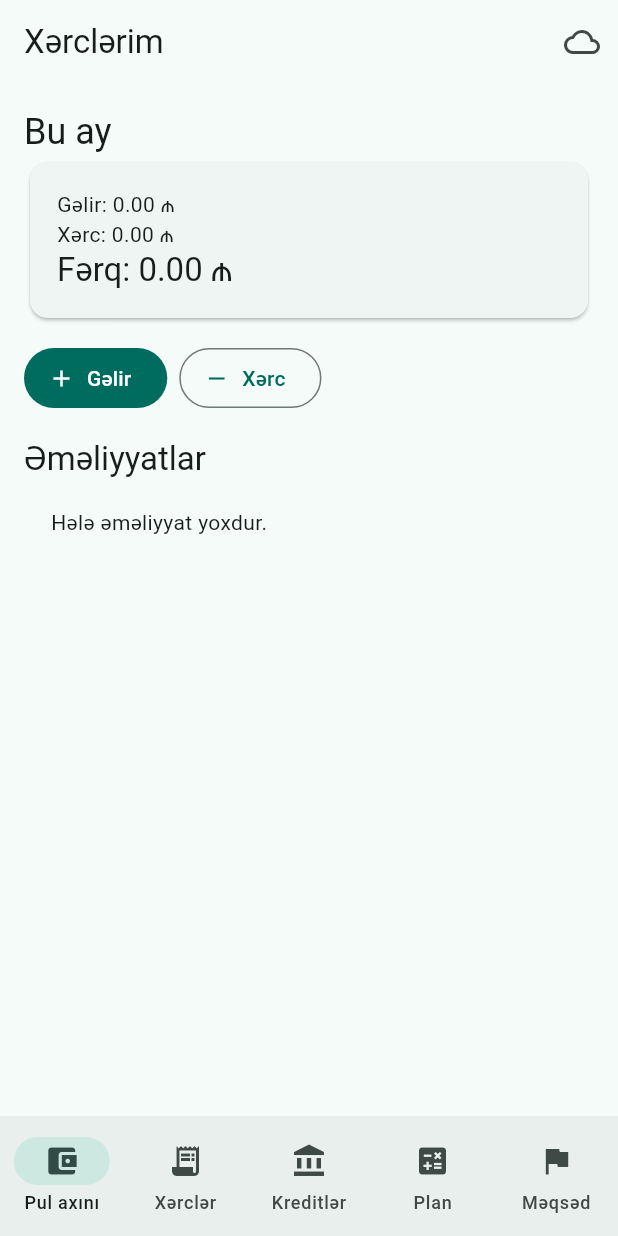
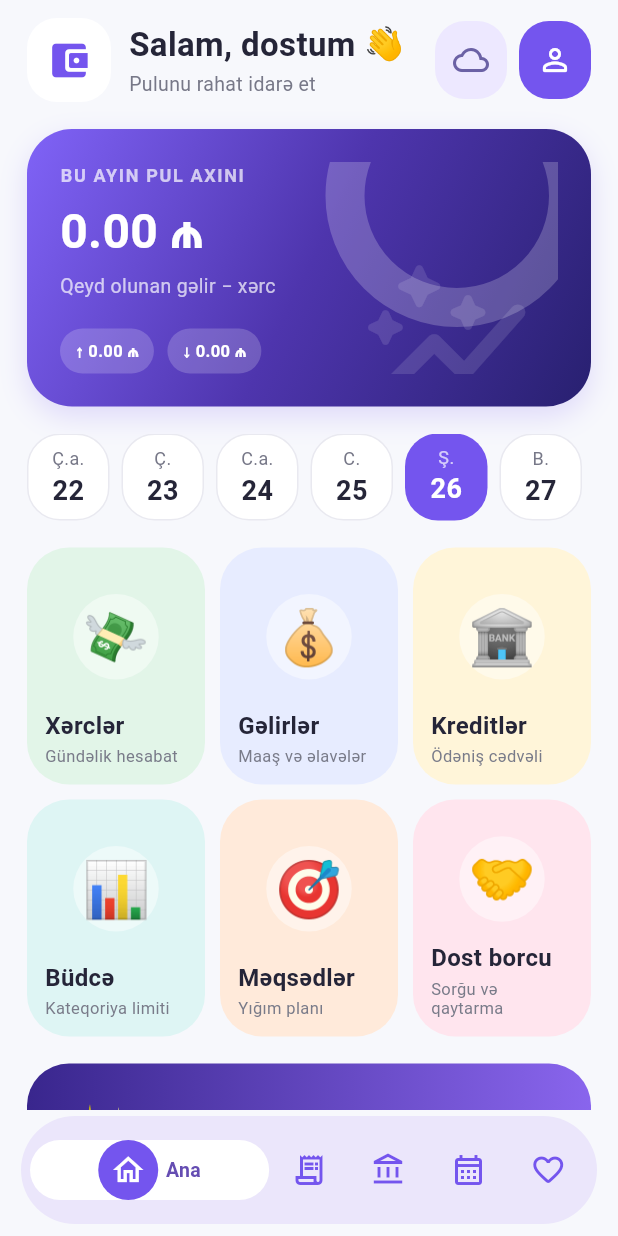
Before and after one commit to vusalaze44/Xerclerim, a Flutter app: the screen it shows after launch, on a phone screen of 412 x 824 dp. Run offline on Flutter 3.47's test engine with Material 3 defaults, Android fonts, the phone set to English and light mode, and no system bars; our stand-ins replace cloud_firestore, cloud_functions, firebase_auth, firebase_core, google_sign_in, sqflite; missing offline and left inert: firebase_app_check; accounts and stored records are empty.

Commit message:
Build reference-inspired guest dashboard and authenticated friend debts

```diff
--- a/mobile/lib/features/backup/backup_page.dart
+++ b/mobile/lib/features/backup/backup_page.dart
@@ -3,6 +3,7 @@ import 'package:flutter/material.dart';
 import '../transactions/local_ledger.dart';
 import 'cloud_backup.dart';
 import 'google_backup_auth.dart';
+import 'account_entry.dart';
 
 class BackupPage extends StatefulWidget {
   const BackupPage({super.key, required this.ledger, required this.ownerUid,
@@ -103,9 +104,9 @@ class _BackupPageState extends State<BackupPage> {
       if (!widget.firebaseReady) const Card(child: Padding(padding: EdgeInsets.all(16),
         child: Text('Firebase layihəsi hələ qoşulmayıb. Lokal məlumatlar cihazda qalır.')))
       else if (widget.ownerUid == null) ...[
-        const Text('Google hesabına daxil olduqda hesab üçün ayrıca lokal məlumat sahəsi açılır. Qonaq məlumatlarını sonra əl ilə köçürə bilərsiniz.'),
+        const Text('Girişsiz qeydləriniz işləməyə davam edir. Google hesabı yalnız yedək üçün lazımdır. Girişdə qonaq qeydlərini hesaba köçürməyi seçə bilərsiniz.'),
         FilledButton.icon(onPressed: busy ? null : () => _perform(() async {
-          await GoogleBackupAuth.signIn();
+          await signInWithGuestContinuity(context, widget.ledger);
           if (mounted) Navigator.pop(context);
         }), icon: const Icon(Icons.login), label: const Text('Google ilə daxil ol')),
       ] else ...[
--- /dev/null
+++ b/mobile/lib/features/dashboard/home_dashboard.dart
@@ -0,0 +1,195 @@
+import 'package:flutter/material.dart';
+import '../../core/money.dart';
+import '../transactions/transaction.dart';
+import 'summary.dart';
+
+const dashboardPurple = Color(0xff7455ee);
+const dashboardInk = Color(0xff252538);
+
+class HomeDashboard extends StatefulWidget {
+  const HomeDashboard({super.key, required this.entries, required this.name,
+    required this.onBackup, required this.onIncome, required this.onExpense,
+    required this.onLoans, required this.onBudget, required this.onGoals,
+    required this.onPlan, required this.onDebts});
+  final List<LedgerEntry> entries;
+  final String? name;
+  final VoidCallback onBackup;
+  final VoidCallback onIncome;
+  final VoidCallback onExpense;
+  final VoidCallback onLoans;
+  final VoidCallback onBudget;
+  final VoidCallback onGoals;
+  final VoidCallback onPlan;
+  final VoidCallback onDebts;
+  @override
+  State<HomeDashboard> createState() => _HomeDashboardState();
+}
+
+class _HomeDashboardState extends State<HomeDashboard> {
+  DateTime selectedDate = DateTime.now();
+  static const weekdays = ['B.e.', 'Ç.a.', 'Ç.', 'C.a.', 'C.', 'Ş.', 'B.'];
+  @override
+  Widget build(BuildContext context) {
+    final now = DateTime.now();
+    final summary = MonthlySummary.from(widget.entries, now);
+    final greeting = widget.name?.trim().split(' ').first;
+    final dayEntries = widget.entries.where((entry) =>
+      entry.occurredAt.year == selectedDate.year &&
+      entry.occurredAt.month == selectedDate.month &&
+      entry.occurredAt.day == selectedDate.day).toList();
+    return ColoredBox(color: const Color(0xfff7f8fc), child: SafeArea(
+      bottom: false,
+      child: ListView(padding: const EdgeInsets.fromLTRB(18, 12, 18, 22), children: [
+        Row(children: [
+          Container(width: 56, height: 56,
+            decoration: BoxDecoration(color: Colors.white, borderRadius: BorderRadius.circular(20)),
+            child: const Icon(Icons.account_balance_wallet_rounded, color: dashboardPurple, size: 30)),
+          const SizedBox(width: 12),
+          Expanded(child: Column(crossAxisAlignment: CrossAxisAlignment.start, children: [
+            Text('Salam, ${greeting == null || greeting.isEmpty ? 'dostum' : greeting} 👋',
+              maxLines: 1, overflow: TextOverflow.ellipsis,
+              style: const TextStyle(fontSize: 22, fontWeight: FontWeight.w700, color: dashboardInk)),
+            const Text('Pulunu rahat idarə et', style: TextStyle(fontSize: 13, color: Color(0xff777888))),
+          ])),
+          _headerAction(Icons.cloud_outlined, widget.onBackup, light: true, tooltip: 'Google yedəyi'),
+          const SizedBox(width: 8),
+          _headerAction(Icons.person_outline_rounded, widget.onBackup, light: false, tooltip: 'Hesab'),
+        ]),
+        const SizedBox(height: 18),
+        _hero(summary),
+        const SizedBox(height: 18),
+        SizedBox(height: 58, child: ListView.separated(
+          scrollDirection: Axis.horizontal, itemCount: 9,
+          separatorBuilder: (_, __) => const SizedBox(width: 8),
+          itemBuilder: (context, index) {
+            final date = DateTime(now.year, now.month, now.day + index - 4);
+            final selected = date.year == selectedDate.year &&
+              date.month == selectedDate.month && date.day == selectedDate.day;
+            return InkWell(onTap: () => setState(() => selectedDate = date),
+              borderRadius: BorderRadius.circular(22),
+              child: Container(width: 55, padding: const EdgeInsets.symmetric(vertical: 7),
+                decoration: BoxDecoration(
+                  color: selected ? dashboardPurple : Colors.white,
+                  borderRadius: BorderRadius.circular(22),
+                  border: selected ? null : Border.all(color: const Color(0xffe9e9f0))),
+                child: Column(children: [
+                  Text(weekdays[date.weekday - 1], style: TextStyle(fontSize: 12,
+                    color: selected ? Colors.white70 : const Color(0xff777888))),
+                  Text('${date.day}', style: TextStyle(fontSize: 18, fontWeight: FontWeight.w600,
+                    color: selected ? Colors.white : dashboardInk)),
+                ])));
+          },
+        )),
+        const SizedBox(height: 18),
+        LayoutBuilder(builder: (context, constraints) {
+          final columns = constraints.maxWidth < 330 ? 2 : 3;
+          final cardWidth = (constraints.maxWidth - (columns - 1) * 10) / columns;
+          return GridView.count(shrinkWrap: true, physics: const NeverScrollableScrollPhysics(),
+            crossAxisCount: columns, mainAxisSpacing: 10, crossAxisSpacing: 10,
+            childAspectRatio: cardWidth / (columns == 3 ? 158 : 166),
+            children: [
+              _tile('Xərclər', 'Gündəlik hesabat', '💸', const Color(0xffe2f5e8), widget.onExpense),
+              _tile('Gəlirlər', 'Maaş və əlavələr', '💰', const Color(0xffe7ecff), widget.onIncome),
+              _tile('Kreditlər', 'Ödəniş cədvəli', '🏦', const Color(0xfffff5d9), widget.onLoans),
+              _tile('Büdcə', 'Kateqoriya limiti', '📊', const Color(0xffdef5f4), widget.onBudget),
+              _tile('Məqsədlər', 'Yığım planı', '🎯', const Color(0xffffeada), widget.onGoals),
+              _tile('Dost borcu', 'Sorğu və qaytarma', '🤝', const Color(0xffffe5ee), widget.onDebts),
+            ],
+          );
+        }),
+        const SizedBox(height: 18),
+        InkWell(onTap: widget.onPlan, borderRadius: BorderRadius.circular(28), child: Container(
+          height: 104, padding: const EdgeInsets.all(20),
+          decoration: BoxDecoration(borderRadius: BorderRadius.circular(28),
+            gradient: const LinearGradient(colors: [Color(0xff39268d), Color(0xff8965ed)])),
+          child: Row(children: [
+            const Text('✨', style: TextStyle(fontSize: 44)),
+            const SizedBox(width: 16),
+            const Expanded(child: Column(crossAxisAlignment: CrossAxisAlignment.start,
+              mainAxisAlignment: MainAxisAlignment.center, children: [
+                Text('Alım, yoxsa almayım?', style: TextStyle(color: Colors.white,
+                  fontSize: 18, fontWeight: FontWeight.bold)),
+                Text('Gələcək pul axınını müqayisə et',
+                  style: TextStyle(color: Colors.white70, fontSize: 12)),
+              ])),
+            const Icon(Icons.arrow_forward_ios, color: Colors.white, size: 18),
+          ]))),
+        const SizedBox(height: 18),
+        Text('${selectedDate.day}.${selectedDate.month} əməliyyatları',
+          style: const TextStyle(fontSize: 18, fontWeight: FontWeight.w700, color: dashboardInk)),
+        if (dayEntries.isEmpty) const Padding(padding: EdgeInsets.all(14),
+          child: Text('Bu tarixdə qeyd yoxdur.', style: TextStyle(color: Color(0xff777888)))),
+        for (final entry in dayEntries.take(4)) ListTile(
+          contentPadding: const EdgeInsets.symmetric(horizontal: 4),
+          leading: CircleAvatar(backgroundColor: const Color(0xffefebff),
+            child: Icon(entry.kind == EntryKind.income ? Icons.south_west : Icons.north_east,
+              color: dashboardPurple)),
+          title: Text(entry.category),
+          subtitle: entry.note.isEmpty ? null : Text(entry.note, maxLines: 1, overflow: TextOverflow.ellipsis),
+          trailing: Text('${entry.kind == EntryKind.income ? '+' : '-'}${Money.format(entry.amountQepik)}',
+            style: const TextStyle(fontWeight: FontWeight.w600)),
+        ),
+      ]),
+    ));
+  }
+
+  Widget _headerAction(IconData icon, VoidCallback onTap, {required bool light, required String tooltip}) =>
+    Tooltip(message: tooltip, child: InkWell(onTap: onTap, borderRadius: BorderRadius.circular(20),
+      child: Container(width: 48, height: 52,
+        decoration: BoxDecoration(borderRadius: BorderRadius.circular(20),
+          color: light ? const Color(0xffede8ff) : dashboardPurple),
+        child: Icon(icon, color: light ? const Color(0xff6b61a5) : Colors.white))));
+
+  Widget _hero(MonthlySummary summary) => Container(
+    height: 185, padding: const EdgeInsets.all(22),
+    decoration: BoxDecoration(borderRadius: BorderRadius.circular(30),
+      boxShadow: const [BoxShadow(color: Color(0x307556ee), blurRadius: 16, offset: Offset(0, 7))],
+      gradient: const LinearGradient(begin: Alignment.topLeft, end: Alignment.bottomRight,
+        colors: [Color(0xff8063f7), Color(0xff4e35ad), Color(0xff282070)])),
+    child: Stack(children: [
+      Positioned(right: -20, top: -65, child: Container(width: 175, height: 175,
+        decoration: BoxDecoration(shape: BoxShape.circle,
+          border: Border.all(color: const Color(0x35ffffff), width: 26)))),
+      Positioned(right: 15, bottom: -34, child: Icon(Icons.auto_graph_rounded,
+        size: 120, color: Colors.white.withValues(alpha: 0.12))),
+      Column(crossAxisAlignment: CrossAxisAlignment.start, children: [
+        const Text('BU AYIN PUL AXINI', style: TextStyle(color: Colors.white70, fontSize: 12,
+          fontWeight: FontWeight.w600, letterSpacing: 1.1)),
+        const SizedBox(height: 6),
+        Text(Money.format(summary.balanceQepik), style: const TextStyle(color: Colors.white,
+          fontSize: 32, fontWeight: FontWeight.bold)),
+        const SizedBox(height: 4),
+        const Text('Qeyd olunan gəlir − xərc', style: TextStyle(color: Colors.white70, fontSize: 13)),
+        const Spacer(),
+        Wrap(spacing: 9, runSpacing: 6, children: [
+          _heroChip('↑ ${Money.format(summary.incomeQepik)}'),
+          _heroChip('↓ ${Money.format(summary.expenseQepik)}'),
+        ]),
+      ]),
+    ]),
+  );
+
+  Widget _heroChip(String text) => Container(
+    padding: const EdgeInsets.symmetric(horizontal: 10, vertical: 7),
+    decoration: BoxDecoration(color: const Color(0x30ffffff), borderRadius: BorderRadius.circular(18)),
+    child: Text(text, style: const TextStyle(color: Colors.white, fontSize: 11,
+      fontWeight: FontWeight.w600)));
+
+  Widget _tile(String title, String subtitle, String emoji, Color color, VoidCallback onTap) =>
+    Material(color: color, borderRadius: BorderRadius.circular(28),
+      child: InkWell(onTap: onTap, borderRadius: BorderRadius.circular(28),
+        child: Padding(padding: const EdgeInsets.all(12), child: Column(
+          crossAxisAlignment: CrossAxisAlignment.start, children: [
+            Expanded(child: Center(child: Container(width: 57, height: 57,
+              decoration: BoxDecoration(color: Colors.white.withValues(alpha: 0.45),
+                shape: BoxShape.circle),
+              alignment: Alignment.center,
+              child: Text(emoji, style: const TextStyle(fontSize: 36))))),
+            Text(title, maxLines: 1, overflow: TextOverflow.ellipsis,
+              style: const TextStyle(color: dashboardInk, fontSize: 16,
+                fontWeight: FontWeight.w700)),
+            const SizedBox(height: 3),
+            Text(subtitle, maxLines: 2, overflow: TextOverflow.ellipsis,
+              style: const TextStyle(color: Color(0xff797b89), fontSize: 11, height: 1.2)),
+          ]))));
+}
--- a/mobile/lib/main.dart
+++ b/mobile/lib/main.dart
@@ -1,8 +1,10 @@
 import 'package:flutter/material.dart';
 import 'package:firebase_core/firebase_core.dart';
 import 'package:firebase_auth/firebase_auth.dart';
+import 'package:firebase_app_check/firebase_app_check.dart';
+import 'package:flutter/foundation.dart';
 import 'core/money.dart';
-import 'features/dashboard/summary.dart';
+import 'features/dashboard/home_dashboard.dart';
 import 'features/transactions/local_ledger.dart';
 import 'features/transactions/transaction.dart';
 import 'features/loans/loans_page.dart';
@@ -11,11 +13,20 @@ import 'features/expenses/expense_report.dart';
 import 'features/planning/planning_page.dart';
 import 'features/goals/goals_page.dart';
 import 'features/backup/backup_page.dart';
+import 'features/backup/account_entry.dart';
+import 'features/debts/debts_page.dart';
 
 Future<void> main() async {
   WidgetsFlutterBinding.ensureInitialized();
   var firebaseReady = false;
-  try { await Firebase.initializeApp(); firebaseReady = true; }
+  try {
+    await Firebase.initializeApp();
+    await FirebaseAppCheck.instance.activate(
+      androidProvider: kDebugMode ? AndroidProvider.debug : AndroidProvider.playIntegrity,
+      appleProvider: kDebugMode ? AppleProvider.debug : AppleProvider.appAttest,
+    );
+    firebaseReady = true;
+  }
   catch (_) { /* The local app remains usable before Firebase is configured. */ }
   runApp(XerclerimApp(firebaseReady: firebaseReady));
 }
@@ -26,8 +37,11 @@ class XerclerimApp extends StatelessWidget {
   @override
   Widget build(BuildContext context) => MaterialApp(
     title: 'Xərclərim', debugShowCheckedModeBanner: false,
-    theme: ThemeData(colorSchemeSeed: const Color(0xff136f63), useMaterial3: true),
-    darkTheme: ThemeData(colorSchemeSeed: const Color(0xff136f63), brightness: Brightness.dark, useMaterial3: true),
+    theme: ThemeData(colorSchemeSeed: dashboardPurple,
+      scaffoldBackgroundColor: const Color(0xfff7f8fc),
+      useMaterial3: true),
+    darkTheme: ThemeData(colorSchemeSeed: dashboardPurple,
+      brightness: Brightness.dark, useMaterial3: true),
     home: firebaseReady ? StreamBuilder<User?>(
       stream: FirebaseAuth.instance.authStateChanges(),
       builder: (context, snapshot) {
@@ -113,55 +127,96 @@ class _LedgerPageState extends State<LedgerPage> {
     } finally { amount.dispose(); note.dispose(); }
   }
 
+  void _selectTab(int value) {
+    setState(() => selectedTab = value);
+    _load();
+  }
+
+  void _openBackup() => Navigator.push(context, MaterialPageRoute<void>(
+    builder: (context) => BackupPage(ledger: ledger, ownerUid: widget.ownerUid,
+      firebaseReady: widget.firebaseReady, onRefresh: _load,
+      email: widget.firebaseReady ? FirebaseAuth.instance.currentUser?.email : null)));
+
+  Future<void> _openDebts() async {
+    if (!widget.firebaseReady) {
+      ScaffoldMessenger.of(context).showSnackBar(const SnackBar(content: Text('Dost sorğusu üçün Firebase və App Check quraşdırılmalıdır.')));
+      return;
+    }
+    var uid = widget.ownerUid;
+    if (uid == null) {
+      final signIn = await showDialog<bool>(context: context, builder: (dialog) => AlertDialog(
+        title: const Text('Dost sorğusu üçün giriş'),
+        content: const Text('Xərc, gəlir və digər lokal əməliyyatlara girişsiz davam edə bilərsiniz. Dost sorğusunu qarşılıqlı təsdiqləmək üçün Google hesabı tələb olunur.'),
+        actions: [TextButton(onPressed: () => Navigator.pop(dialog, false), child: const Text('Sonra')),
+          FilledButton(onPressed: () => Navigator.pop(dialog, true), child: const Text('Google ilə daxil ol'))],
+      ));
+      if (signIn != true || !mounted) return;
+      try { uid = (await signInWithGuestContinuity(context, ledger))?.uid; }
+      catch (_) {
+        if (mounted) ScaffoldMessenger.of(context).showSnackBar(const SnackBar(content: Text('Google girişi tamamlanmadı.')));
+        return;
+      }
+    }
+    if (uid != null && mounted) Navigator.push(context, MaterialPageRoute<void>(builder: (_) => DebtsPage(uid: uid!)));
+  }
+
   @override
-  Widget build(BuildContext context) {
-    final summary = MonthlySummary.from(entries, DateTime.now());
-    return Scaffold(
-      bottomNavigationBar: NavigationBar(selectedIndex: selectedTab,
-        onDestinationSelected: (value) {
-          setState(() => selectedTab = value);
-          if (value != 1) _load();
-        },
-        destinations: const [NavigationDestination(icon: Icon(Icons.account_balance_wallet), label: 'Pul axını'),
-          NavigationDestination(icon: Icon(Icons.receipt_long), label: 'Xərclər'),
-          NavigationDestination(icon: Icon(Icons.account_balance), label: 'Kreditlər'),
-          NavigationDestination(icon: Icon(Icons.calculate), label: 'Plan'),
-          NavigationDestination(icon: Icon(Icons.flag), label: 'Məqsəd')]),
-      body: selectedTab == 4 ? GoalsPage(ledger: ledger) :
-        selectedTab == 3 ? PlanningPage(entries: entries) :
-        selectedTab == 2 ? LoansPage(ledger: ledger) :
-        selectedTab == 1 ? ExpensesPage(ledger: ledger, entries: entries,
-          onAddExpense: () => _add(EntryKind.expense), onRefresh: _load) : Scaffold(
-      appBar: AppBar(title: const Text('Xərclərim'), actions: [
-        IconButton(tooltip: 'Google yedəyi', icon: const Icon(Icons.cloud_outlined),
-          onPressed: () => Navigator.push(context, MaterialPageRoute<void>(
-            builder: (context) => BackupPage(ledger: ledger, ownerUid: widget.ownerUid,
-              firebaseReady: widget.firebaseReady, onRefresh: _load,
-              email: widget.firebaseReady ? FirebaseAuth.instance.currentUser?.email : null))),
-      ]),
-      body: error != null ? Center(child: Text(error!)) : ListView(padding: const EdgeInsets.all(16), children: [
-        Text('Bu ay', style: Theme.of(context).textTheme.headlineSmall),
-        Card(child: Padding(padding: const EdgeInsets.all(18), child: Column(
-          crossAxisAlignment: CrossAxisAlignment.start, children: [
-          Text('Gəlir: ${Money.format(summary.incomeQepik)}'),
-          Text('Xərc: ${Money.format(summary.expenseQepik)}'),
-          Text('Fərq: ${Money.format(summary.balanceQepik)}', style: Theme.of(context).textTheme.titleLarge),
-        ]))),
-        const SizedBox(height: 12),
-        Wrap(spacing: 8, children: [
-          FilledButton.icon(onPressed: () => _add(EntryKind.income), icon: const Icon(Icons.add), label: const Text('Gəlir')),
-          OutlinedButton.icon(onPressed: () => _add(EntryKind.expense), icon: const Icon(Icons.remove), label: const Text('Xərc')),
+  Widget build(BuildContext context) => Scaffold(
+    backgroundColor: const Color(0xfff7f8fc),
+    bottomNavigationBar: _bottomNavigation(),
+    body: selectedTab == 4 ? GoalsPage(ledger: ledger) :
+      selectedTab == 3 ? PlanningPage(entries: entries) :
+      selectedTab == 2 ? LoansPage(ledger: ledger) :
+      selectedTab == 1 ? ExpensesPage(ledger: ledger, entries: entries,
+        onAddExpense: () => _add(EntryKind.expense), onRefresh: _load) :
+      error != null ? Center(child: Text(error!)) : HomeDashboard(
+        entries: entries,
+        name: widget.firebaseReady ? FirebaseAuth.instance.currentUser?.displayName : null,
+        onBackup: _openBackup,
+        onIncome: () => _add(EntryKind.income),
+        onExpense: () => _selectTab(1),
+        onLoans: () => _selectTab(2),
+        onBudget: () => _selectTab(1),
+        onGoals: () => _selectTab(4),
+        onPlan: () => _selectTab(3),
+        onDebts: _openDebts,
+      ),
+  );
+
+  Widget _bottomNavigation() => SafeArea(top: false, child: Container(
+    height: 72, margin: const EdgeInsets.fromLTRB(14, 4, 14, 8),
+    padding: const EdgeInsets.all(6),
+    decoration: BoxDecoration(color: const Color(0xffebe6fb),
+      borderRadius: BorderRadius.circular(42)),
+    child: Row(children: [
+      _navItem(0, Icons.home_outlined, 'Ana'),
+      _navItem(1, Icons.receipt_long_outlined, 'Xərc'),
+      _navItem(2, Icons.account_balance_outlined, 'Kredit'),
+      _navItem(3, Icons.calendar_month_outlined, 'Plan'),
+      _navItem(4, Icons.favorite_border_rounded, 'Məqsəd'),
+    ]),
+  ));
+
+  Widget _navItem(int index, IconData icon, String label) {
+    final selected = selectedTab == index;
+    return Expanded(flex: selected ? 3 : 1, child: InkWell(
+      onTap: () => _selectTab(index), borderRadius: BorderRadius.circular(35),
+      child: Container(
+        decoration: BoxDecoration(color: selected ? Colors.white : Colors.transparent,
+          borderRadius: BorderRadius.circular(35)),
+        child: Row(mainAxisAlignment: MainAxisAlignment.center, children: [
+          Container(width: 40, height: 40,
+            decoration: BoxDecoration(color: selected ? dashboardPurple : Colors.transparent,
+              shape: BoxShape.circle),
+            child: Icon(icon, color: selected ? Colors.white : dashboardPurple, size: 24)),
+          if (selected) ...[
+            const SizedBox(width: 5),
+            Flexible(child: Text(label, maxLines: 1, overflow: TextOverflow.ellipsis,
+              style: const TextStyle(color: Color(0xff654db2),
+                fontSize: 13, fontWeight: FontWeight.w700))),
+          ],
         ]),
-        const SizedBox(height: 16),
-        Text('Əməliyyatlar', style: Theme.of(context).textTheme.titleLarge),
-        if (entries.isEmpty) const Padding(padding: EdgeInsets.all(18), child: Text('Hələ əməliyyat yoxdur.')),
-        for (final entry in entries) ListTile(
-          leading: Icon(entry.kind == EntryKind.income ? Icons.arrow_downward : Icons.arrow_upward),
-          title: Text(entry.category), subtitle: Text(entry.note.isEmpty ? '${entry.occurredAt.day}.${entry.occurredAt.month}.${entry.occurredAt.year}' : entry.note),
-          trailing: Text('${entry.kind == EntryKind.income ? '+' : '-'}${Money.format(entry.amountQepik)}'),
-        ),
-      ]),
       ),
-    );
+    ));
   }
 }
--- a/mobile/pubspec.yaml
+++ b/mobile/pubspec.yaml
@@ -14,6 +14,8 @@ dependencies:
   firebase_core: ^4.15.0
   firebase_auth: ^6.7.0
   cloud_firestore: ^6.10.0
+  cloud_functions: ^6.5.0
+  firebase_app_check: ^0.4.8
   google_sign_in: ^7.2.0
 dev_dependencies:
   flutter_test:
```
Also changed, not shown: mobile/lib/features/backup/account_entry.dart (added, +27 -0 lines), mobile/lib/features/debts/debts_page.dart (added, +176 -0 lines), 1 other file.
